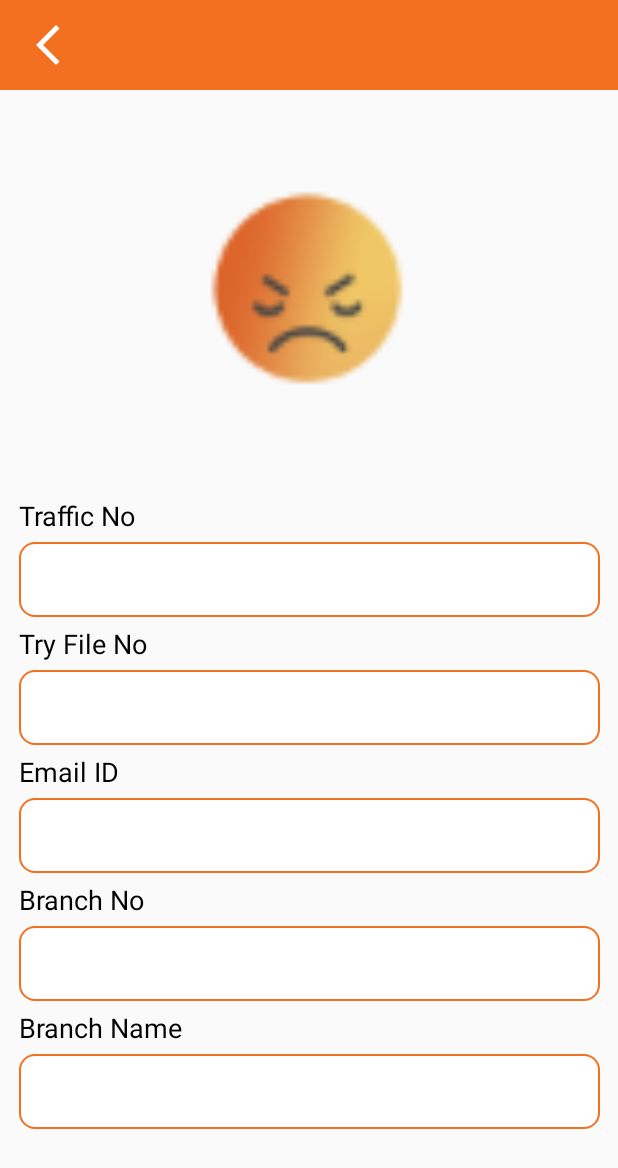
After one commit to mobatiaandroid/EDC_Final, an Android app: the layout activity_student_profile.xml on its own in the app's theme, with its tools: preview values and no code run, on a phone screen of 412 x 824 dp. The commit adds this screen. Shown: the top 1168 px of the screen. Run offline under Robolectric (Android 15) with nearby library versions, the phone set to English and light mode, and no system bars.

Commit message:
Student profile Implementation

```diff
--- /dev/null
+++ b/app/src/main/res/drawable/rectangle_white_with_orange_border.xml
@@ -0,0 +1,10 @@
+<shape xmlns:android="http://schemas.android.com/apk/res/android"
+    android:shape="rectangle">
+
+    <stroke android:color="@color/edc_orange" android:width="1dp" />
+    <solid android:color="@color/white"/>
+
+
+    <corners android:radius="10dp"></corners>
+
+</shape>
--- /dev/null
+++ b/app/src/main/res/layout/activity_student_profile.xml
@@ -0,0 +1,215 @@
+<?xml version="1.0" encoding="utf-8"?>
+<androidx.constraintlayout.widget.ConstraintLayout xmlns:android="http://schemas.android.com/apk/res/android"
+    xmlns:app="http://schemas.android.com/apk/res-auto"
+    xmlns:tools="http://schemas.android.com/tools"
+    android:layout_width="match_parent"
+    android:layout_height="match_parent"
+    tools:context=".activity.SurveyDetailActivity">
+
+    <TextView
+        android:id="@+id/textView6"
+        android:layout_width="0dp"
+        android:layout_height="60dp"
+        android:background="@color/edc_orange"
+        app:layout_constraintEnd_toEndOf="parent"
+        app:layout_constraintStart_toStartOf="parent"
+        app:layout_constraintTop_toTopOf="parent" />
+
+
+    <androidx.constraintlayout.widget.ConstraintLayout
+        android:layout_width="match_parent"
+        android:layout_height="60dp"
+        app:layout_constraintTop_toTopOf="parent"
+        tools:layout_editor_absoluteX="0dp">
+
+        <ImageView
+            android:id="@+id/backBtn"
+            android:layout_width="wrap_content"
+            android:layout_height="wrap_content"
+            android:layout_marginStart="16dp"
+            app:layout_constraintBottom_toBottomOf="parent"
+            app:layout_constraintStart_toStartOf="parent"
+            app:layout_constraintTop_toTopOf="parent"
+            app:srcCompat="@drawable/back_arrow_white" />
+
+        <ImageView
+            android:id="@+id/temp"
+            android:layout_width="wrap_content"
+            android:layout_height="wrap_content"
+            android:visibility="invisible"
+            android:layout_marginEnd="16dp"
+            app:layout_constraintBottom_toBottomOf="parent"
+            app:layout_constraintEnd_toEndOf="parent"
+            app:layout_constraintTop_toTopOf="parent"
+            app:srcCompat="@drawable/back_arrow_white" />
+
+        <com.edc.ae.util.CustomTextViewBoldWhite
+            android:id="@+id/title"
+            android:layout_width="0dp"
+            android:layout_height="match_parent"
+            android:gravity="center"
+            android:maxLines="1"
+            android:textSize="18sp"
+            app:layout_constraintBottom_toBottomOf="parent"
+            app:layout_constraintEnd_toStartOf="@+id/temp"
+            app:layout_constraintStart_toEndOf="@+id/backBtn" />
+    </androidx.constraintlayout.widget.ConstraintLayout>
+
+    <androidx.constraintlayout.widget.ConstraintLayout
+        android:layout_width="409dp"
+        android:layout_height="669dp"
+        app:layout_constraintBottom_toBottomOf="parent"
+        app:layout_constraintEnd_toEndOf="parent"
+        app:layout_constraintStart_toStartOf="parent"
+        app:layout_constraintTop_toBottomOf="@+id/textView6">
+
+        <ScrollView
+            android:layout_width="407dp"
+            android:layout_height="667dp"
+            app:layout_constraintBottom_toBottomOf="parent"
+            app:layout_constraintEnd_toEndOf="parent"
+            app:layout_constraintStart_toStartOf="parent"
+            app:layout_constraintTop_toTopOf="parent">
+
+            <LinearLayout
+                android:layout_width="match_parent"
+                android:layout_height="wrap_content"
+                android:orientation="vertical"
+                android:layout_margin="10dp">
+                <ImageView
+                    android:id="@+id/genderImg"
+                    android:layout_width="150dp"
+                    android:layout_height="150dp"
+                    android:layout_gravity="center"
+                    android:src="@drawable/angry"
+                    />
+                <TextView
+                    android:id="@+id/studentNameTxt"
+                    android:layout_width="wrap_content"
+                    android:layout_height="wrap_content"
+                    android:layout_gravity="center"
+                    android:layout_marginTop="5dp"
+                    android:textColor="@color/black"
+                    android:textSize="18sp"
+                    />
+                <TextView
+                    android:id="@+id/studentNumberTxt"
+                    android:layout_width="wrap_content"
+                    android:layout_height="wrap_content"
+                    android:layout_gravity="center"
+                    android:layout_marginTop="5dp"
+                    android:textColor="@color/black"
+                    android:textSize="16sp"
+                   />
+
+                <TextView
+                    android:id="@+id/studentTrafficNumberTxt"
+                    android:layout_width="wrap_content"
+                    android:layout_height="wrap_content"
+                    android:text="@string/traffic_number"
+                    android:textColor="@color/black"
+                    android:textSize="18sp"
+                    android:layout_marginTop="5dp"
+                    />
+                <TextView
+                    android:id="@+id/studentTrafficNumberValueTxt"
+                    android:layout_width="match_parent"
+                    android:layout_height="50dp"
+                    android:gravity="center_vertical"
+                    android:padding="5dp"
+                    android:layout_marginTop="5dp"
+                    android:textColor="@color/black"
+                    android:textSize="16sp"
+                    android:background="@drawable/rectangle_white_with_orange_border"
+
+                    />
+
+                <TextView
+                    android:id="@+id/studentTryFileNumberTxt"
+                    android:layout_width="wrap_content"
+                    android:layout_height="wrap_content"
+                    android:text="@string/tryfile_number"
+                    android:textColor="@color/black"
+                    android:textSize="18sp"
+                    android:layout_marginTop="5dp"
+                    />
+                <TextView
+                    android:id="@+id/studentTryFileNumberValueTxt"
+                    android:layout_width="match_parent"
+                    android:layout_height="50dp"
+                    android:gravity="center_vertical"
+                    android:padding="5dp"
+                    android:layout_marginTop="5dp"
+                    android:textColor="@color/black"
+                    android:textSize="16sp"
+                    android:background="@drawable/rectangle_white_with_orange_border"
+                    />
+                <TextView
+                    android:id="@+id/studentEmailTxt"
+                    android:layout_width="wrap_content"
+                    android:layout_height="wrap_content"
+                    android:text="@string/email_student"
+                    android:textColor="@color/black"
+                    android:textSize="18sp"
+                    android:layout_marginTop="5dp"
+                    />
+                <TextView
+                    android:id="@+id/studentEmailValueTxt"
+                    android:layout_width="match_parent"
+                    android:layout_height="50dp"
+                    android:gravity="center_vertical"
+                    android:padding="5dp"
+                    android:textColor="@color/black"
+                    android:textSize="16sp"
+                    android:background="@drawable/rectangle_white_with_orange_border"
+                    android:layout_marginTop="5dp"
+                    />
+
+                <TextView
+                    android:id="@+id/studentBranchNumberTxt"
+                    android:layout_width="wrap_content"
+                    android:layout_height="wrap_content"
+                    android:text="@string/branch_number"
+                    android:textColor="@color/black"
+                    android:textSize="18sp"
+                    android:layout_marginTop="5dp"
+                    />
+                <TextView
+                    android:id="@+id/studentBranchNumberValueTxt"
+                    android:layout_width="match_parent"
+                    android:layout_height="50dp"
+                    android:gravity="center_vertical"
+                    android:padding="5dp"
+                    android:textColor="@color/black"
+                    android:textSize="16sp"
+                    android:background="@drawable/rectangle_white_with_orange_border"
+                    android:layout_marginTop="5dp"
+                    />
+
+                <TextView
+                    android:id="@+id/studentBranchNameTxt"
+                    android:layout_width="wrap_content"
+                    android:layout_height="wrap_content"
+                    android:text="@string/branch_name"
+                    android:textColor="@color/black"
+                    android:textSize="18sp"
+                    android:layout_marginTop="5dp"
+                    />
+                <TextView
+                    android:id="@+id/studentBranchNameValueTxt"
+                    android:layout_width="match_parent"
+                    android:layout_height="50dp"
+                    android:gravity="center_vertical"
+                    android:padding="5dp"
+                    android:textColor="@color/black"
+                    android:textSize="16sp"
+                    android:background="@drawable/rectangle_white_with_orange_border"
+                    android:layout_marginTop="5dp"
+                    />
+
+            </LinearLayout>
+        </ScrollView>
+    </androidx.constraintlayout.widget.ConstraintLayout>
+
+
+</androidx.constraintlayout.widget.ConstraintLayout>
--- a/app/src/main/res/values/strings.xml
+++ b/app/src/main/res/values/strings.xml
@@ -30,6 +30,12 @@
     <string name="news">News</string>
     <string name="logout">LOGOUT</string>
     <string name="login">Sign in</string>
+   <!--STUDENT PROFILE-->
+    <string name="traffic_number">Traffic No</string>
+    <string name="tryfile_number">Try File No</string>
+    <string name="branch_number">Branch No</string>
+    <string name="branch_name">Branch Name</string>
+    <string name="email_student">Email ID</string>
 
     <string name="home">Home</string>
     <!-- TODO: Remove or change this placeholder text -->
```
Also changed, not shown: app/src/main/java/com/edc/ae/activity/StudentProfileActivity.kt (added, +207 -0 lines), app/src/main/java/com/edc/ae/api/RetrofitClient.kt (+8 -0 lines), app/src/main/java/com/edc/ae/fragments/SettingsFragment.kt (+6 -1 lines), app/src/main/java/com/edc/ae/model/StudentProfileDataModel.kt (added, +9 -0 lines), app/src/main/java/com/edc/ae/model/StudentProfileUserDetailsModel.kt (added, +17 -0 lines), app/src/main/java/com/edc/ae/model/StudentResponseModel.kt (added, +12 -0 lines).
